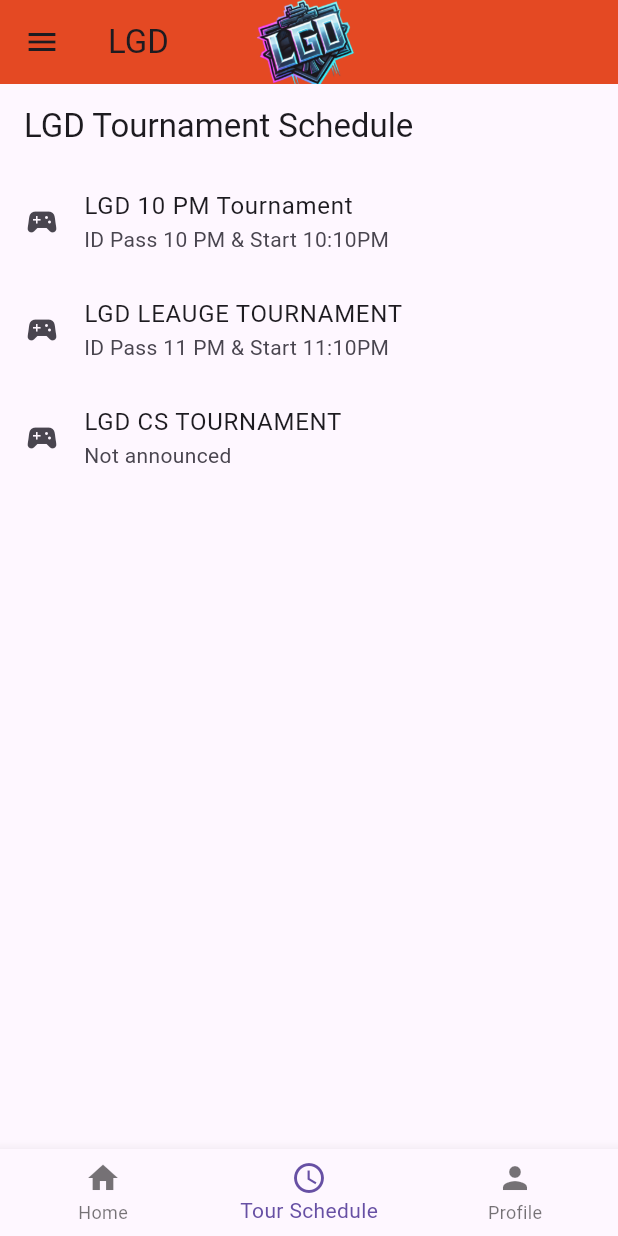
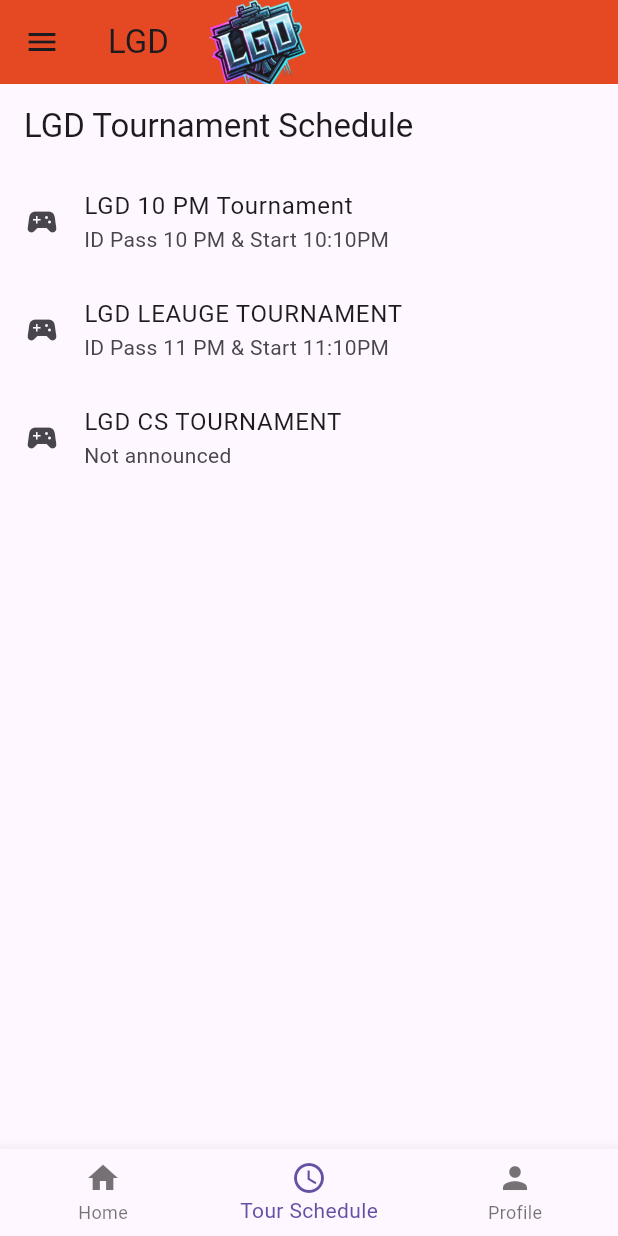
Before and after one commit to TajemulCSE/LGD, a Flutter app: the screen it shows after launch, item 2 of the bottom bar chosen, on a phone screen of 412 x 824 dp. Run offline on Flutter 3.47's test engine with Material 3 defaults, Android fonts, the phone set to English and light mode, and no system bars; our stand-ins replace cached_network_image, cloud_firestore, firebase_auth, firebase_core; accounts and stored records are empty.

Commit message:
homescreen logo position fixed

```diff
--- a/lib/home_screen.dart
+++ b/lib/home_screen.dart
@@ -35,7 +35,7 @@
         title: Row(
           children: [
             Text("LGD"),
-            SizedBox(width: 50,),
+            SizedBox(width: 18,),
             Image.asset("assets/photos/LGD_NEW_LOGO_BG_Removed.png", height: 80, fit: BoxFit.contain,)
           ],
         ),
--- a/lib/login.dart
+++ b/lib/login.dart
@@ -37,7 +37,7 @@
           email: email,
           password: password,
         );
-        Navigator.push(
+        Navigator.pushReplacement(
           context,
           MaterialPageRoute(builder: (context) => UserDashboard()),
         );
```
